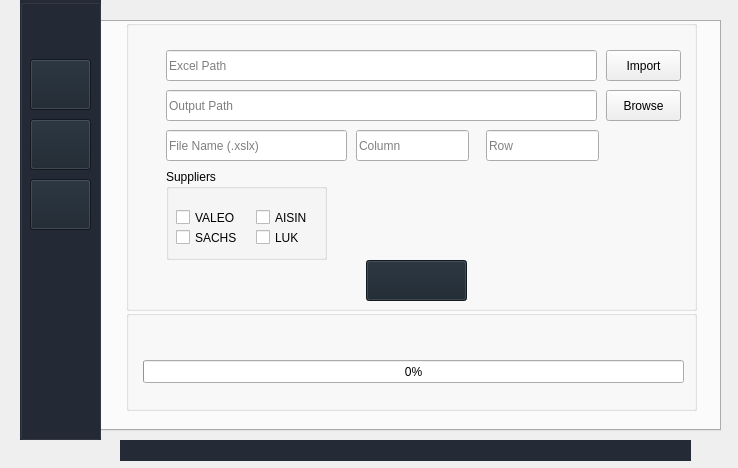
First picture: the form in MyDesign.ui, repository saberohx/RefGet, before the edit.
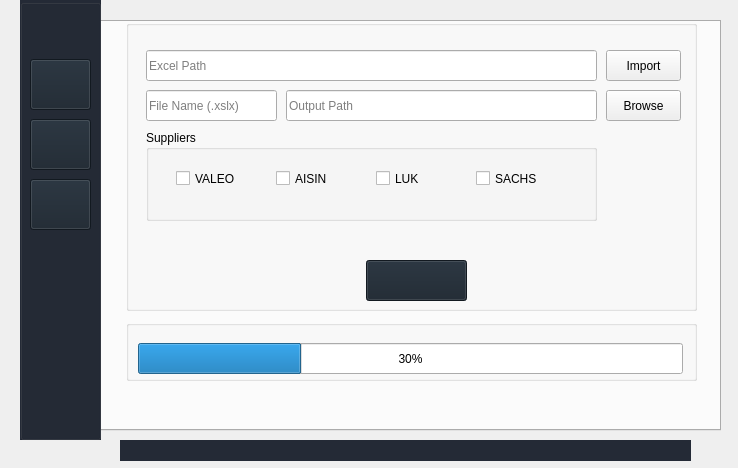
Second picture: the form after the edit. The open tabs and pages were chosen to show the change. Icons and pictures are not drawn.

Patch:
```diff
--- a/MyDesign.ui
+++ b/MyDesign.ui
@@ -10,6 +10,12 @@
     <height>468</height>
    </rect>
   </property>
+  <property name="maximumSize">
+   <size>
+    <width>738</width>
+    <height>468</height>
+   </size>
+  </property>
   <property name="windowTitle">
    <string>MAAC</string>
   </property>
@@ -2221,9 +2227,9 @@
      <widget class="QLineEdit" name="txt_file">
       <property name="geometry">
        <rect>
-        <x>40</x>
+        <x>20</x>
         <y>30</y>
-        <width>431</width>
+        <width>451</width>
         <height>31</height>
        </rect>
       </property>
@@ -2237,9 +2243,9 @@
      <widget class="QLineEdit" name="txt_folder">
       <property name="geometry">
        <rect>
-        <x>40</x>
+        <x>160</x>
         <y>70</y>
-        <width>431</width>
+        <width>311</width>
         <height>31</height>
        </rect>
       </property>
@@ -2287,9 +2293,9 @@
      <widget class="QLineEdit" name="txt_name">
       <property name="geometry">
        <rect>
-        <x>40</x>
-        <y>110</y>
-        <width>181</width>
+        <x>20</x>
+        <y>70</y>
+        <width>131</width>
         <height>31</height>
        </rect>
       </property>
@@ -2303,9 +2309,9 @@
      <widget class="QGroupBox" name="groupBox_5">
       <property name="geometry">
        <rect>
-        <x>40</x>
-        <y>149</y>
-        <width>161</width>
+        <x>20</x>
+        <y>110</y>
+        <width>451</width>
         <height>91</height>
        </rect>
       </property>
@@ -2315,7 +2321,7 @@
       <widget class="QCheckBox" name="check_valeo">
        <property name="geometry">
         <rect>
-         <x>10</x>
+         <x>30</x>
          <y>40</y>
          <width>70</width>
          <height>17</height>
@@ -2328,7 +2334,7 @@
       <widget class="QCheckBox" name="check_aisin">
        <property name="geometry">
         <rect>
-         <x>90</x>
+         <x>130</x>
          <y>40</y>
          <width>70</width>
          <height>17</height>
@@ -2341,8 +2347,8 @@
       <widget class="QCheckBox" name="check_sachs">
        <property name="geometry">
         <rect>
-         <x>10</x>
-         <y>60</y>
+         <x>330</x>
+         <y>40</y>
          <width>70</width>
          <height>17</height>
         </rect>
@@ -2354,8 +2360,8 @@
       <widget class="QCheckBox" name="check_luk">
        <property name="geometry">
         <rect>
-         <x>90</x>
-         <y>60</y>
+         <x>230</x>
+         <y>40</y>
          <width>70</width>
          <height>17</height>
         </rect>
@@ -2365,40 +2371,14 @@
        </property>
       </widget>
      </widget>
-     <widget class="QLineEdit" name="lineEdit">
-      <property name="geometry">
-       <rect>
-        <x>230</x>
-        <y>110</y>
-        <width>113</width>
-        <height>31</height>
-       </rect>
-      </property>
-      <property name="placeholderText">
-       <string>Column</string>
-      </property>
-     </widget>
-     <widget class="QLineEdit" name="lineEdit_2">
-      <property name="geometry">
-       <rect>
-        <x>360</x>
-        <y>110</y>
-        <width>113</width>
-        <height>31</height>
-       </rect>
-      </property>
-      <property name="placeholderText">
-       <string>Row</string>
-      </property>
-     </widget>
     </widget>
     <widget class="QGroupBox" name="groupBox_2">
      <property name="geometry">
       <rect>
        <x>30</x>
-       <y>290</y>
+       <y>300</y>
        <width>571</width>
-       <height>101</height>
+       <height>61</height>
       </rect>
      </property>
      <property name="styleSheet">
@@ -2410,14 +2390,14 @@
      <widget class="QProgressBar" name="progressBar">
       <property name="geometry">
        <rect>
-        <x>17</x>
-        <y>50</y>
-        <width>541</width>
-        <height>23</height>
+        <x>12</x>
+        <y>23</y>
+        <width>545</width>
+        <height>31</height>
        </rect>
       </property>
       <property name="value">
-       <number>0</number>
+       <number>30</number>
       </property>
       <property name="textVisible">
        <bool>true</bool>
```
Left out of the diff: 4 changed lines with no effect on the pictures.
